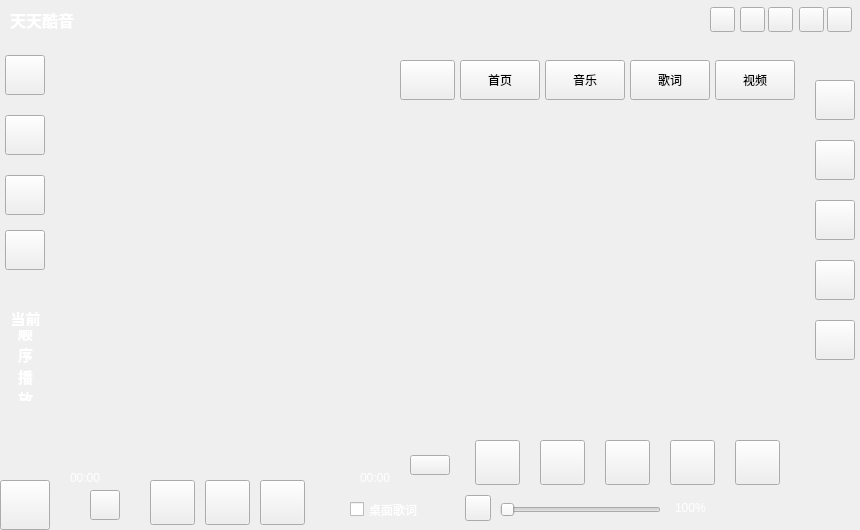
This is ui/application/musicapplication.ui in Greedysky/TTKMusicPlayer as Qt 5 draws it before an edit. The edited form follows.
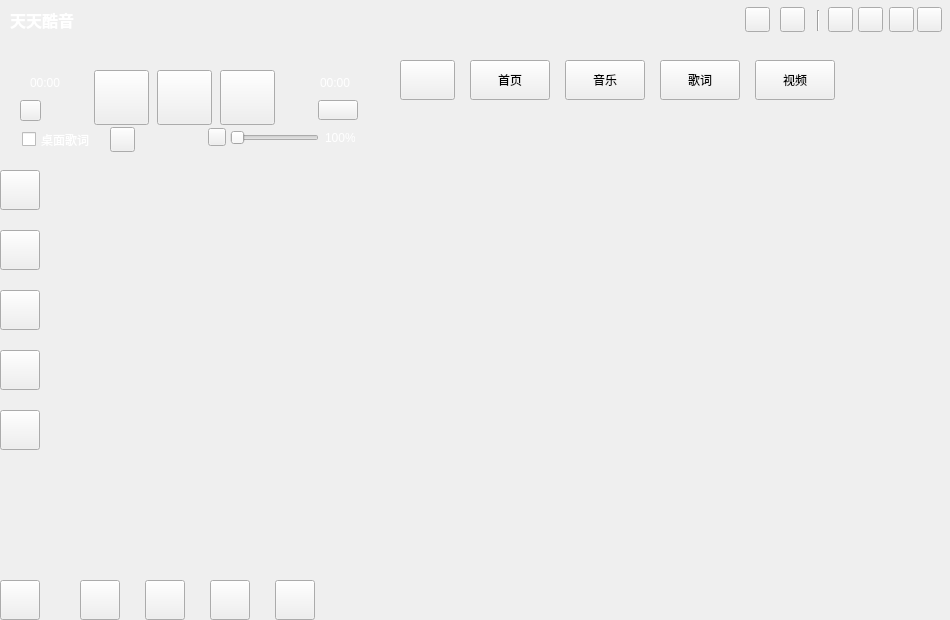
This is the edited form. Icons and pictures are not drawn. Custom widgets are drawn as their Qt base class.

Commit message: refactor music application ui interface[315482]

What changed in the file:
```diff
--- a/ui/application/musicapplication.ui
+++ b/ui/application/musicapplication.ui
@@ -6,8 +6,8 @@
    <rect>
     <x>0</x>
     <y>0</y>
-    <width>860</width>
-    <height>530</height>
+    <width>950</width>
+    <height>620</height>
    </rect>
   </property>
   <property name="windowTitle">
@@ -20,7 +20,7 @@
   <widget class="QToolButton" name="windowClose">
    <property name="geometry">
     <rect>
-     <x>827</x>
+     <x>917</x>
      <y>7</y>
      <width>25</width>
      <height>25</height>
@@ -33,7 +33,7 @@
   <widget class="QToolButton" name="minimization">
    <property name="geometry">
     <rect>
-     <x>799</x>
+     <x>889</x>
      <y>7</y>
      <width>25</width>
      <height>25</height>
@@ -48,8 +48,8 @@
     <rect>
      <x>0</x>
      <y>0</y>
-     <width>860</width>
-     <height>530</height>
+     <width>950</width>
+     <height>620</height>
     </rect>
    </property>
    <property name="toolTipDuration">
@@ -68,39 +68,23 @@
   <widget class="QToolButton" name="musicPrivious">
    <property name="geometry">
     <rect>
-     <x>150</x>
-     <y>480</y>
-     <width>45</width>
-     <height>45</height>
+     <x>94</x>
+     <y>70</y>
+     <width>55</width>
+     <height>55</height>
     </rect>
    </property>
    <property name="text">
     <string/>
    </property>
   </widget>
-  <widget class="QLabel" name="background2">
-   <property name="geometry">
-    <rect>
-     <x>50</x>
-     <y>50</y>
-     <width>761</width>
-     <height>381</height>
-    </rect>
-   </property>
-   <property name="styleSheet">
-    <string notr="true"/>
-   </property>
-   <property name="text">
-    <string/>
-   </property>
-  </widget>
   <widget class="QToolButton" name="musicNext">
    <property name="geometry">
     <rect>
-     <x>260</x>
-     <y>480</y>
-     <width>45</width>
-     <height>45</height>
+     <x>220</x>
+     <y>70</y>
+     <width>55</width>
+     <height>55</height>
     </rect>
    </property>
    <property name="text">
@@ -110,9 +94,9 @@
   <widget class="MusicTimerSliderWidget" name="musicTimeWidget" native="true">
    <property name="geometry">
     <rect>
-     <x>53</x>
-     <y>440</y>
-     <width>350</width>
+     <x>10</x>
+     <y>40</y>
+     <width>355</width>
      <height>40</height>
     </rect>
    </property>
@@ -124,9 +108,9 @@
    <property name="geometry">
     <rect>
      <x>0</x>
-     <y>480</y>
-     <width>50</width>
-     <height>50</height>
+     <y>580</y>
+     <width>40</width>
+     <height>40</height>
     </rect>
    </property>
    <property name="text">
@@ -139,62 +123,10 @@
   <widget class="QToolButton" name="musicKey">
    <property name="geometry">
     <rect>
-     <x>205</x>
-     <y>480</y>
-     <width>45</width>
-     <height>45</height>
-    </rect>
-   </property>
-   <property name="text">
-    <string/>
-   </property>
-  </widget>
-  <widget class="QToolButton" name="musicListLoop">
-   <property name="geometry">
-    <rect>
-     <x>475</x>
-     <y>440</y>
-     <width>45</width>
-     <height>45</height>
-    </rect>
-   </property>
-   <property name="text">
-    <string/>
-   </property>
-  </widget>
-  <widget class="QToolButton" name="musicOneLoop">
-   <property name="geometry">
-    <rect>
-     <x>540</x>
-     <y>440</y>
-     <width>45</width>
-     <height>45</height>
-    </rect>
-   </property>
-   <property name="text">
-    <string/>
-   </property>
-  </widget>
-  <widget class="QToolButton" name="musicOrderPlay">
-   <property name="geometry">
-    <rect>
-     <x>605</x>
-     <y>440</y>
-     <width>45</width>
-     <height>45</height>
-    </rect>
-   </property>
-   <property name="text">
-    <string/>
-   </property>
-  </widget>
-  <widget class="QToolButton" name="musicRandomPlay">
-   <property name="geometry">
-    <rect>
-     <x>670</x>
-     <y>440</y>
-     <width>45</width>
-     <height>45</height>
+     <x>157</x>
+     <y>70</y>
+     <width>55</width>
+     <height>55</height>
     </rect>
    </property>
    <property name="text">
@@ -204,10 +136,10 @@
   <widget class="QToolButton" name="musicSound">
    <property name="geometry">
     <rect>
-     <x>465</x>
-     <y>495</y>
-     <width>26</width>
-     <height>26</height>
+     <x>208</x>
+     <y>128</y>
+     <width>18</width>
+     <height>18</height>
     </rect>
    </property>
    <property name="styleSheet">
@@ -220,53 +152,21 @@
   <widget class="QSlider" name="musicSoundSlider">
    <property name="geometry">
     <rect>
-     <x>500</x>
-     <y>500</y>
-     <width>161</width>
-     <height>19</height>
+     <x>230</x>
+     <y>130</y>
+     <width>89</width>
+     <height>16</height>
     </rect>
    </property>
    <property name="orientation">
     <enum>Qt::Horizontal</enum>
    </property>
   </widget>
-  <widget class="QLabel" name="playCurrentTime">
-   <property name="geometry">
-    <rect>
-     <x>70</x>
-     <y>470</y>
-     <width>30</width>
-     <height>15</height>
-    </rect>
-   </property>
-   <property name="styleSheet">
-    <string notr="true">color:#FFFFFF;</string>
-   </property>
-   <property name="text">
-    <string>00:00</string>
-   </property>
-  </widget>
-  <widget class="QLabel" name="playTotalTime">
-   <property name="geometry">
-    <rect>
-     <x>360</x>
-     <y>470</y>
-     <width>30</width>
-     <height>15</height>
-    </rect>
-   </property>
-   <property name="styleSheet">
-    <string notr="true">color:#FFFFFF;</string>
-   </property>
-   <property name="text">
-    <string>00:00</string>
-   </property>
-  </widget>
   <widget class="QLabel" name="volumeValue">
    <property name="geometry">
     <rect>
-     <x>675</x>
-     <y>500</y>
+     <x>325</x>
+     <y>130</y>
      <width>30</width>
      <height>15</height>
     </rect>
@@ -281,60 +181,19 @@
   <widget class="QStackedWidget" name="songsContainer">
    <property name="geometry">
     <rect>
-     <x>50</x>
-     <y>50</y>
-     <width>332</width>
-     <height>391</height>
+     <x>40</x>
+     <y>160</y>
+     <width>330</width>
+     <height>421</height>
     </rect>
    </property>
   </widget>
-  <widget class="QLabel" name="playMode">
-   <property name="geometry">
-    <rect>
-     <x>15</x>
-     <y>330</y>
-     <width>21</width>
-     <height>71</height>
-    </rect>
-   </property>
-   <property name="styleSheet">
-    <string notr="true">color:#FFFFFF;font-size:15px;font-weight:bold</string>
-   </property>
-   <property name="text">
-    <string>顺序播放</string>
-   </property>
-   <property name="alignment">
-    <set>Qt::AlignCenter</set>
-   </property>
-   <property name="wordWrap">
-    <bool>true</bool>
-   </property>
-  </widget>
-  <widget class="QLabel" name="playModeTitle">
-   <property name="geometry">
-    <rect>
-     <x>5</x>
-     <y>310</y>
-     <width>41</width>
-     <height>16</height>
-    </rect>
-   </property>
-   <property name="styleSheet">
-    <string notr="true">color:#FFFFFF;font-size:15px;font-weight:bold</string>
-   </property>
-   <property name="text">
-    <string>当前</string>
-   </property>
-   <property name="alignment">
-    <set>Qt::AlignCenter</set>
-   </property>
-  </widget>
   <widget class="MusicMarquee" name="showCurrentSong" native="true">
    <property name="geometry">
     <rect>
      <x>390</x>
-     <y>400</y>
-     <width>421</width>
+     <y>550</y>
+     <width>521</width>
      <height>31</height>
     </rect>
    </property>
@@ -348,8 +207,8 @@
   <widget class="QToolButton" name="musicSetting">
    <property name="geometry">
     <rect>
-     <x>5</x>
-     <y>115</y>
+     <x>145</x>
+     <y>580</y>
      <width>40</width>
      <height>40</height>
     </rect>
@@ -364,8 +223,8 @@
   <widget class="QToolButton" name="musicImport">
    <property name="geometry">
     <rect>
-     <x>5</x>
-     <y>55</y>
+     <x>80</x>
+     <y>580</y>
      <width>40</width>
      <height>40</height>
     </rect>
@@ -380,8 +239,8 @@
   <widget class="QToolButton" name="musicSearch">
    <property name="geometry">
     <rect>
-     <x>5</x>
-     <y>175</y>
+     <x>210</x>
+     <y>580</y>
      <width>40</width>
      <height>40</height>
     </rect>
@@ -396,8 +255,8 @@
   <widget class="QToolButton" name="musicCurrentLocation">
    <property name="geometry">
     <rect>
-     <x>5</x>
-     <y>230</y>
+     <x>275</x>
+     <y>580</y>
      <width>40</width>
      <height>40</height>
     </rect>
@@ -431,9 +290,9 @@
   <widget class="MusicLocalSongSearchEdit" name="musicSongSearchLine" native="true">
    <property name="geometry">
     <rect>
-     <x>459</x>
+     <x>484</x>
      <y>7</y>
-     <width>251</width>
+     <width>261</width>
      <height>25</height>
     </rect>
    </property>
@@ -482,7 +341,7 @@
   <widget class="QPushButton" name="musicSearchButton">
    <property name="geometry">
     <rect>
-     <x>710</x>
+     <x>745</x>
      <y>7</y>
      <width>25</width>
      <height>25</height>
@@ -498,7 +357,7 @@
   <widget class="QToolButton" name="musicWindowChangeSkin">
    <property name="geometry">
     <rect>
-     <x>740</x>
+     <x>780</x>
      <y>7</y>
      <width>25</width>
      <height>25</height>
@@ -516,8 +375,8 @@
     <rect>
      <x>390</x>
      <y>100</y>
-     <width>421</width>
-     <height>291</height>
+     <width>521</width>
+     <height>451</height>
     </rect>
    </property>
    <property name="currentIndex">
@@ -534,7 +393,7 @@
   <widget class="QPushButton" name="musicSearchWidgetButton">
    <property name="geometry">
     <rect>
-     <x>545</x>
+     <x>565</x>
      <y>60</y>
      <width>80</width>
      <height>40</height>
@@ -550,7 +409,7 @@
   <widget class="QPushButton" name="musicLrcWidgetButton">
    <property name="geometry">
     <rect>
-     <x>630</x>
+     <x>660</x>
      <y>60</y>
      <width>80</width>
      <height>40</height>
@@ -582,7 +441,7 @@
   <widget class="QPushButton" name="musicIndexWidgetButton">
    <property name="geometry">
     <rect>
-     <x>460</x>
+     <x>470</x>
      <y>60</y>
      <width>80</width>
      <height>40</height>
@@ -598,8 +457,8 @@
   <widget class="QLabel" name="showDownloadGif">
    <property name="geometry">
     <rect>
-     <x>815</x>
-     <y>400</y>
+     <x>910</x>
+     <y>480</y>
      <width>41</width>
      <height>101</height>
     </rect>
@@ -611,8 +470,8 @@
   <widget class="QCheckBox" name="musicDesktopLrc">
    <property name="geometry">
     <rect>
-     <x>350</x>
-     <y>500</y>
+     <x>22</x>
+     <y>130</y>
      <width>71</width>
      <height>19</height>
     </rect>
@@ -633,10 +492,10 @@
   <widget class="QToolButton" name="musicBestLove">
    <property name="geometry">
     <rect>
-     <x>90</x>
-     <y>490</y>
-     <width>30</width>
-     <height>30</height>
+     <x>20</x>
+     <y>100</y>
+     <width>21</width>
+     <height>21</height>
     </rect>
    </property>
    <property name="text">
@@ -646,7 +505,7 @@
   <widget class="QWidget" name="horizontalLayoutWidget">
    <property name="geometry">
     <rect>
-     <x>350</x>
+     <x>380</x>
      <y>10</y>
      <width>101</width>
      <height>31</height>
@@ -661,24 +520,11 @@
     </property>
    </layout>
   </widget>
-  <widget class="QToolButton" name="musicPlayOnce">
-   <property name="geometry">
-    <rect>
-     <x>735</x>
-     <y>440</y>
-     <width>45</width>
-     <height>45</height>
-    </rect>
-   </property>
-   <property name="text">
-    <string/>
-   </property>
-  </widget>
   <widget class="QToolButton" name="musicButton_tools">
    <property name="geometry">
     <rect>
-     <x>815</x>
-     <y>320</y>
+     <x>0</x>
+     <y>410</y>
      <width>40</width>
      <height>40</height>
     </rect>
@@ -693,8 +539,8 @@
   <widget class="QToolButton" name="music3DPlayButton">
    <property name="geometry">
     <rect>
-     <x>410</x>
-     <y>455</y>
+     <x>318</x>
+     <y>100</y>
      <width>40</width>
      <height>20</height>
     </rect>
@@ -706,7 +552,7 @@
   <widget class="QToolButton" name="musicWindowRemote">
    <property name="geometry">
     <rect>
-     <x>768</x>
+     <x>858</x>
      <y>7</y>
      <width>25</width>
      <height>25</height>
@@ -722,8 +568,8 @@
   <widget class="QToolButton" name="musicButton_playlist">
    <property name="geometry">
     <rect>
-     <x>815</x>
-     <y>80</y>
+     <x>0</x>
+     <y>170</y>
      <width>40</width>
      <height>40</height>
     </rect>
@@ -738,8 +584,8 @@
   <widget class="QToolButton" name="musicButton_radio">
    <property name="geometry">
     <rect>
-     <x>815</x>
-     <y>140</y>
+     <x>0</x>
+     <y>230</y>
      <width>40</width>
      <height>40</height>
     </rect>
@@ -754,8 +600,8 @@
   <widget class="QToolButton" name="musicButton_mydownl">
    <property name="geometry">
     <rect>
-     <x>815</x>
-     <y>200</y>
+     <x>0</x>
+     <y>290</y>
      <width>40</width>
      <height>40</height>
     </rect>
@@ -770,8 +616,8 @@
   <widget class="QToolButton" name="musicButton_cloud">
    <property name="geometry">
     <rect>
-     <x>815</x>
-     <y>260</y>
+     <x>0</x>
+     <y>350</y>
      <width>40</width>
      <height>40</height>
     </rect>
@@ -799,7 +645,7 @@
   <widget class="QPushButton" name="vedioWidgetButton">
    <property name="geometry">
     <rect>
-     <x>715</x>
+     <x>755</x>
      <y>60</y>
      <width>80</width>
      <height>40</height>
@@ -812,6 +658,80 @@
     <string>视频</string>
    </property>
   </widget>
+  <widget class="QLabel" name="playCurrentTime">
+   <property name="geometry">
+    <rect>
+     <x>30</x>
+     <y>75</y>
+     <width>30</width>
+     <height>15</height>
+    </rect>
+   </property>
+   <property name="styleSheet">
+    <string notr="true">color:#FFFFFF;</string>
+   </property>
+   <property name="text">
+    <string>00:00</string>
+   </property>
+  </widget>
+  <widget class="QLabel" name="playTotalTime">
+   <property name="geometry">
+    <rect>
+     <x>320</x>
+     <y>75</y>
+     <width>30</width>
+     <height>15</height>
+    </rect>
+   </property>
+   <property name="styleSheet">
+    <string notr="true">color:#FFFFFF;</string>
+   </property>
+   <property name="text">
+    <string>00:00</string>
+   </property>
+  </widget>
+  <widget class="QToolButton" name="musicPlayMode">
+   <property name="geometry">
+    <rect>
+     <x>110</x>
+     <y>127</y>
+     <width>25</width>
+     <height>25</height>
+    </rect>
+   </property>
+   <property name="text">
+    <string/>
+   </property>
+  </widget>
+  <widget class="Line" name="line">
+   <property name="geometry">
+    <rect>
+     <x>810</x>
+     <y>10</y>
+     <width>16</width>
+     <height>21</height>
+    </rect>
+   </property>
+   <property name="orientation">
+    <enum>Qt::Vertical</enum>
+   </property>
+  </widget>
+  <widget class="QToolButton" name="musicWindowConcise">
+   <property name="geometry">
+    <rect>
+     <x>828</x>
+     <y>7</y>
+     <width>25</width>
+     <height>25</height>
+    </rect>
+   </property>
+   <property name="styleSheet">
+    <string notr="true"/>
+   </property>
+   <property name="text">
+    <string/>
+   </property>
+  </widget>
   <action name="action_About">
    <property name="text">
     <string>关于天天酷音(&amp;A)</string>
```
Left out of the diff: 15 changed lines with no effect on the pictures. The commit also changes 12 other files.
